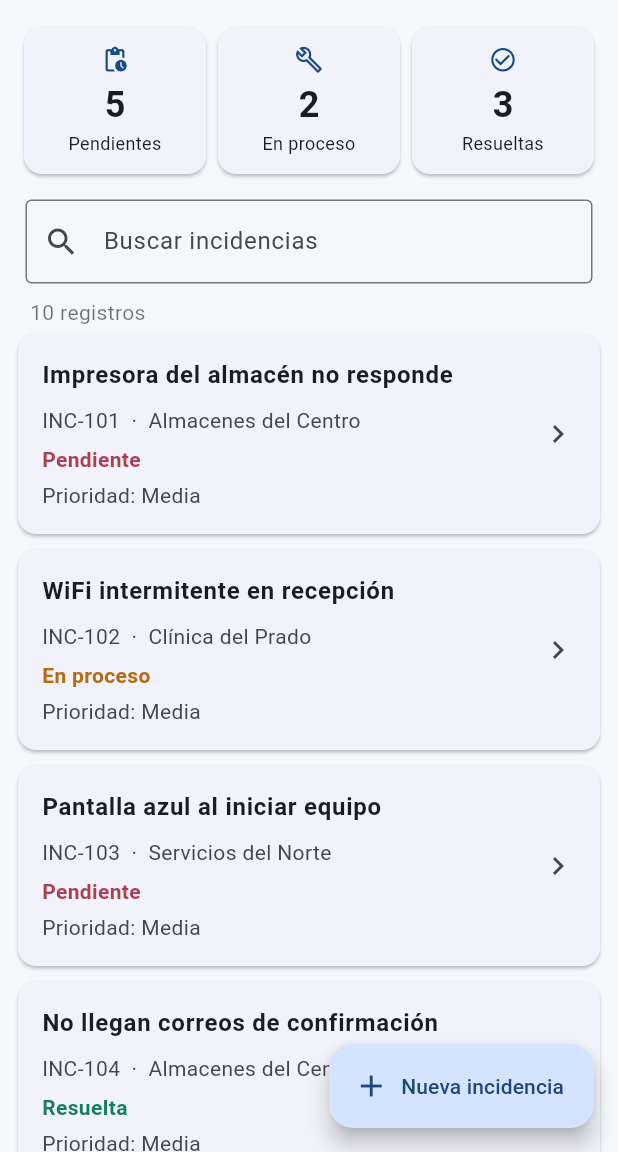
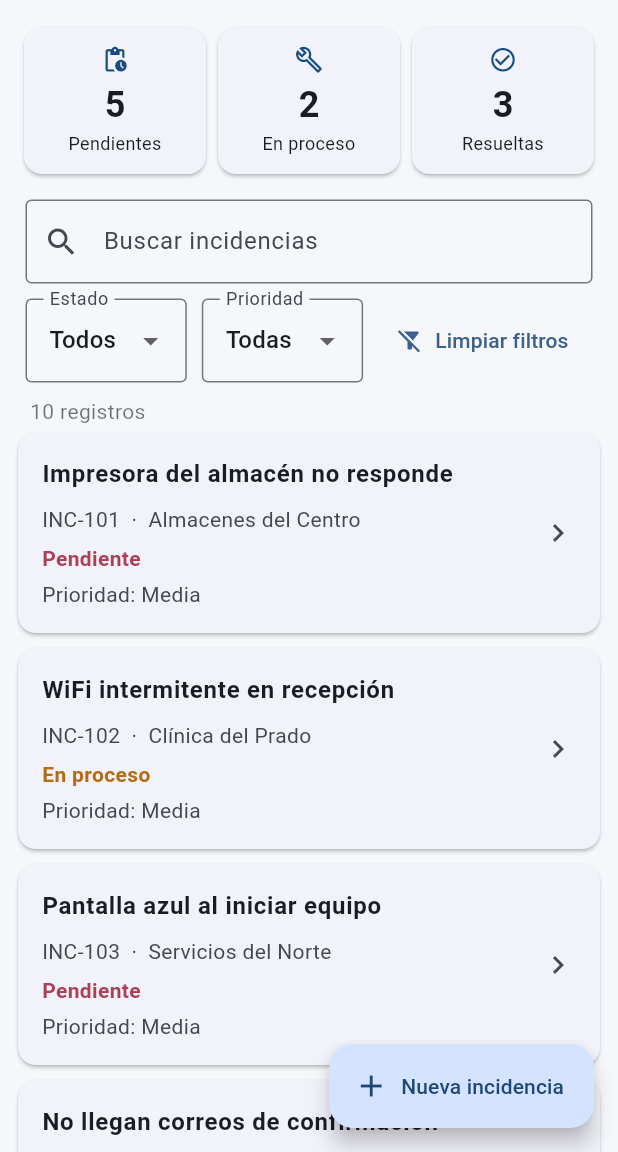
Before and after one commit to JuanAAC2128/Primer-Trabajo, a Flutter app: the screen it shows after launch, on a phone screen of 412 x 824 dp, the part 84-1236 px from its top. Run offline on Flutter 3.47's test engine with Material 3 defaults, Android fonts, the phone set to English and light mode, and no system bars; our stand-ins replace shared_preferences.

Commit message:
Día 4: FEAT-002 filtros combinables
Filtros de estado y prioridad combinados con la búsqueda (filtrar() en el gestor), botón Limpiar filtros, mensaje ante cero resultados y pruebas en test/filtros_test.dart (32/32 en total). Incluye la bitácora del Día 4, el reporte final de tickets y el resumen.

```diff
--- a/nexasoft_incidencias/lib/services/gestor_incidencias.dart
+++ b/nexasoft_incidencias/lib/services/gestor_incidencias.dart
@@ -16,6 +16,15 @@ class GestorIncidencias {
         .where((x) =>
             x.titulo.toLowerCase().contains(consulta) ||
             x.descripcion.toLowerCase().contains(consulta))
+        .toList();
+  }
+
+  // Aplica a la vez texto, estado y prioridad; null significa "Todos"/"Todas".
+  List<Incidencia> filtrar(String texto, {String? estado, Prioridad? prioridad}) {
+    return buscar(texto)
+        .where((x) =>
+            (estado == null || x.estado == estado) &&
+            (prioridad == null || x.prioridad == prioridad))
         .toList();
   }
 
--- a/nexasoft_incidencias/lib/ui/pantalla_principal.dart
+++ b/nexasoft_incidencias/lib/ui/pantalla_principal.dart
@@ -16,11 +16,33 @@ class _PantallaPrincipalState extends State<PantallaPrincipal> {
   bool cargando = true;
   String? error;
   String busqueda = '';
+  final buscador = TextEditingController();
+  static const estados = ['Pendiente', 'En proceso', 'Resuelta'];
+  String? filtroEstado;
+  Prioridad? filtroPrioridad;
+  // Cambia al limpiar para que los Dropdown se reconstruyan en Todos/Todas.
+  int versionFiltros = 0;
 
   @override
   void initState() {
     super.initState();
     cargar();
+  }
+
+  @override
+  void dispose() {
+    buscador.dispose();
+    super.dispose();
+  }
+
+  void limpiarFiltros() {
+    buscador.clear();
+    setState(() {
+      busqueda = '';
+      filtroEstado = null;
+      filtroPrioridad = null;
+      versionFiltros++;
+    });
   }
 
   Future<void> cargar() async {
@@ -84,7 +106,7 @@ class _PantallaPrincipalState extends State<PantallaPrincipal> {
 
   @override
   Widget build(BuildContext context) {
-    final items = g.buscar(busqueda);
+    final items = g.filtrar(busqueda, estado: filtroEstado, prioridad: filtroPrioridad);
     return Scaffold(
       appBar: AppBar(
         title: const Text('NexaSoft | Incidencias'),
@@ -151,6 +173,7 @@ class _PantallaPrincipalState extends State<PantallaPrincipal> {
                         Padding(
                           padding: const EdgeInsets.symmetric(horizontal: 17, vertical: 5),
                           child: TextField(
+                            controller: buscador,
                             decoration: const InputDecoration(
                               labelText: 'Buscar incidencias',
                               hintText: 'Ejemplo: WiFi, correo, pantalla',
@@ -161,6 +184,44 @@ class _PantallaPrincipalState extends State<PantallaPrincipal> {
                           ),
                         ),
                         Padding(
+                          padding: const EdgeInsets.symmetric(horizontal: 17, vertical: 5),
+                          child: Row(children: [
+                            Expanded(
+                              child: DropdownButtonFormField<String?>(
+                                key: ValueKey('estado-$versionFiltros'),
+                                initialValue: filtroEstado,
+                                isExpanded: true,
+                                decoration: const InputDecoration(labelText: 'Estado', border: OutlineInputBorder()),
+                                items: [
+                                  const DropdownMenuItem<String?>(value: null, child: Text('Todos')),
+                                  ...estados.map((e) => DropdownMenuItem<String?>(value: e, child: Text(e))),
+                                ],
+                                onChanged: (v) => setState(() => filtroEstado = v),
+                              ),
+                            ),
+                            const SizedBox(width: 10),
+                            Expanded(
+                              child: DropdownButtonFormField<Prioridad?>(
+                                key: ValueKey('prioridad-$versionFiltros'),
+                                initialValue: filtroPrioridad,
+                                isExpanded: true,
+                                decoration: const InputDecoration(labelText: 'Prioridad', border: OutlineInputBorder()),
+                                items: [
+                                  const DropdownMenuItem<Prioridad?>(value: null, child: Text('Todas')),
+                                  ...Prioridad.values.map((p) => DropdownMenuItem<Prioridad?>(value: p, child: Text(p.etiqueta))),
+                                ],
+                                onChanged: (v) => setState(() => filtroPrioridad = v),
+                              ),
+                            ),
+                            const SizedBox(width: 10),
+                            TextButton.icon(
+                              onPressed: limpiarFiltros,
+                              icon: const Icon(Icons.filter_alt_off),
+                              label: const Text('Limpiar filtros'),
+                            ),
+                          ]),
+                        ),
+                        Padding(
                           padding: const EdgeInsets.symmetric(horizontal: 20, vertical: 4),
                           child: Align(
                             alignment: Alignment.centerLeft,
@@ -169,7 +230,18 @@ class _PantallaPrincipalState extends State<PantallaPrincipal> {
                         ),
                         Expanded(
                           child: items.isEmpty
-                              ? const Center(child: Text('No se encontraron incidencias'))
+                              ? Center(
+                                  child: Column(mainAxisSize: MainAxisSize.min, children: [
+                                    const Text('No hay incidencias que coincidan con la búsqueda y los filtros',
+                                        textAlign: TextAlign.center),
+                                    const SizedBox(height: 12),
+                                    OutlinedButton.icon(
+                                      onPressed: limpiarFiltros,
+                                      icon: const Icon(Icons.filter_alt_off),
+                                      label: const Text('Limpiar filtros'),
+                                    ),
+                                  ]),
+                                )
                               : ListView.builder(
                                   padding: const EdgeInsets.only(left: 12, right: 12, bottom: 100),
                                   itemCount: items.length,
```
Also changed, not shown: 8 other files.
